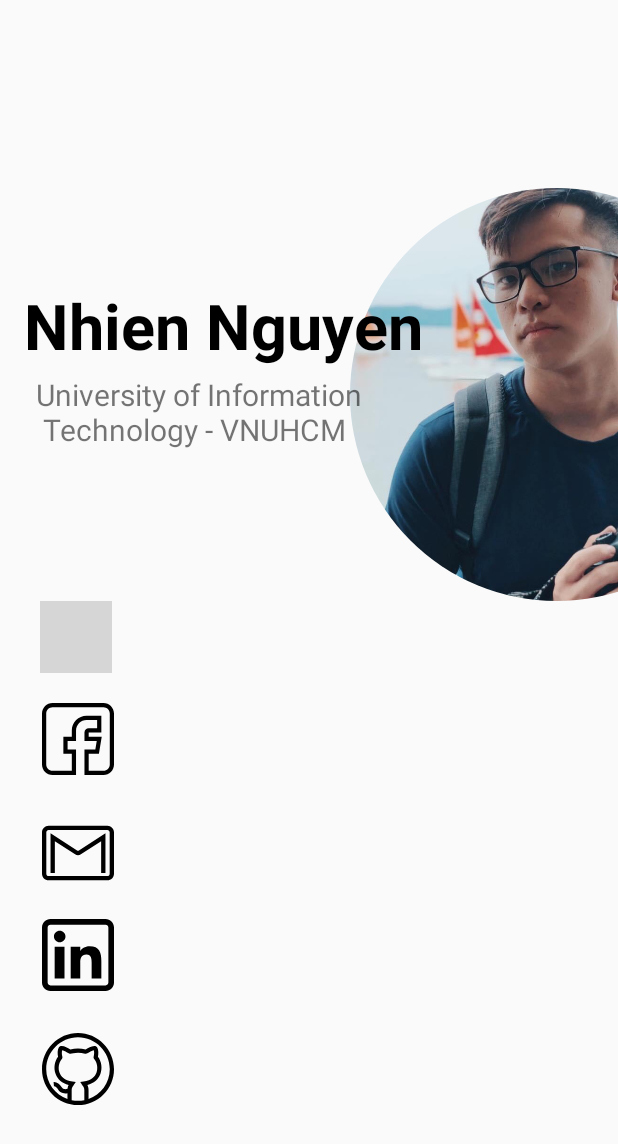
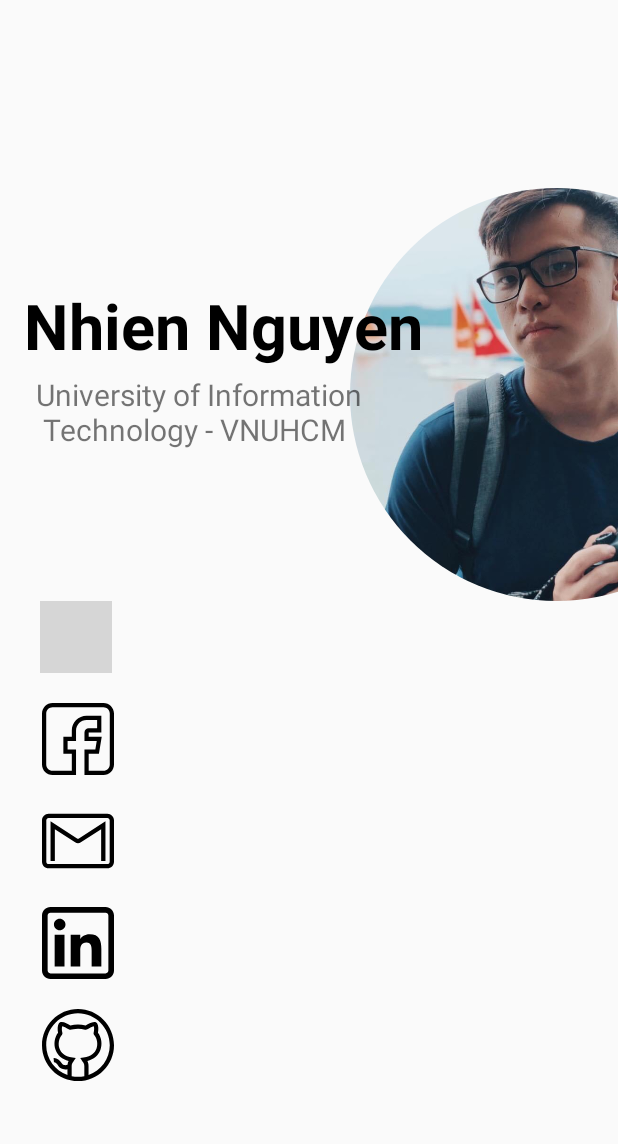
Before and after one commit to annhienktuit/PomodoroTimer, an Android app: the AboutActivity screen opened directly, with no data from a screen before it, on a phone screen of 412 x 824 dp. Shown: the top 1144 px of the screen. Run offline under Robolectric (Android 15) with nearby library versions, the phone set to English and light mode, and no system bars; plain views replace RoundedImageView; grey boxes are pictures that could not be loaded.

Commit message:
fix about

```diff
--- a/app/src/main/AndroidManifest.xml
+++ b/app/src/main/AndroidManifest.xml
@@ -34,7 +34,9 @@
         </activity>
         <activity
             android:name=".AboutActivity"
-            android:theme="@style/Theme.Design.Light.NoActionBar"></activity>
+            android:theme="@style/Theme.Design.Light.NoActionBar">
+
+        </activity>
 
         <receiver
             android:name=".TimerExpiredReceiver"
--- a/app/src/main/java/com/annhienktuit/pomodorotimer/AboutActivity.kt
+++ b/app/src/main/java/com/annhienktuit/pomodorotimer/AboutActivity.kt
@@ -1,7 +1,11 @@
 package com.annhienktuit.pomodorotimer
 
+import android.graphics.Color
+import android.os.Build
 import androidx.appcompat.app.AppCompatActivity
 import android.os.Bundle
+import android.view.Window
+import android.view.WindowManager
 import androidx.appcompat.app.AppCompatDelegate
 
 class AboutActivity : AppCompatActivity() {
@@ -11,5 +15,10 @@ class AboutActivity : AppCompatActivity() {
         AppCompatDelegate.setDefaultNightMode(
             AppCompatDelegate.MODE_NIGHT_NO
         ); //turn off night mode
+        if (Build.VERSION.SDK_INT >= Build.VERSION_CODES.LOLLIPOP) {
+            val window: Window = window
+            window.addFlags(WindowManager.LayoutParams.FLAG_DRAWS_SYSTEM_BAR_BACKGROUNDS)
+            window.setStatusBarColor(Color.parseColor("#FFFFFF"))
+        }
     }
 }
--- a/app/src/main/res/layout/activity_about.xml
+++ b/app/src/main/res/layout/activity_about.xml
@@ -75,7 +75,7 @@
         android:id="@+id/imageViewGmail"
         android:layout_width="48dp"
         android:layout_height="48dp"
-        android:layout_marginTop="28dp"
+        android:layout_marginTop="20dp"
         android:layout_marginEnd="336dp"
         app:layout_constraintEnd_toEndOf="parent"
         app:layout_constraintTop_toBottomOf="@+id/imageViewFB"
@@ -95,10 +95,13 @@
         android:id="@+id/imageViewGit"
         android:layout_width="48dp"
         android:layout_height="48dp"
-        android:layout_marginTop="28dp"
+        android:layout_marginTop="20dp"
         android:layout_marginEnd="336dp"
+        android:layout_marginBottom="16dp"
+        app:layout_constraintBottom_toBottomOf="parent"
         app:layout_constraintEnd_toEndOf="parent"
         app:layout_constraintTop_toBottomOf="@+id/imageViewLinkedIn"
+        app:layout_constraintVertical_bias="0.0"
         app:srcCompat="@drawable/ic_github" />
 
 </androidx.constraintlayout.widget.ConstraintLayout>
```
Also changed, not shown: app/src/main/res/drawable/sketch.jpg (added).
